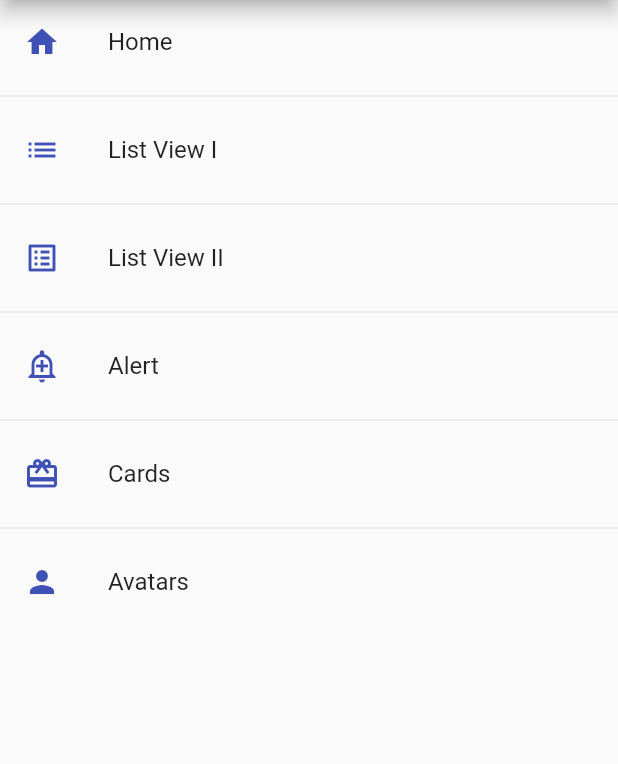
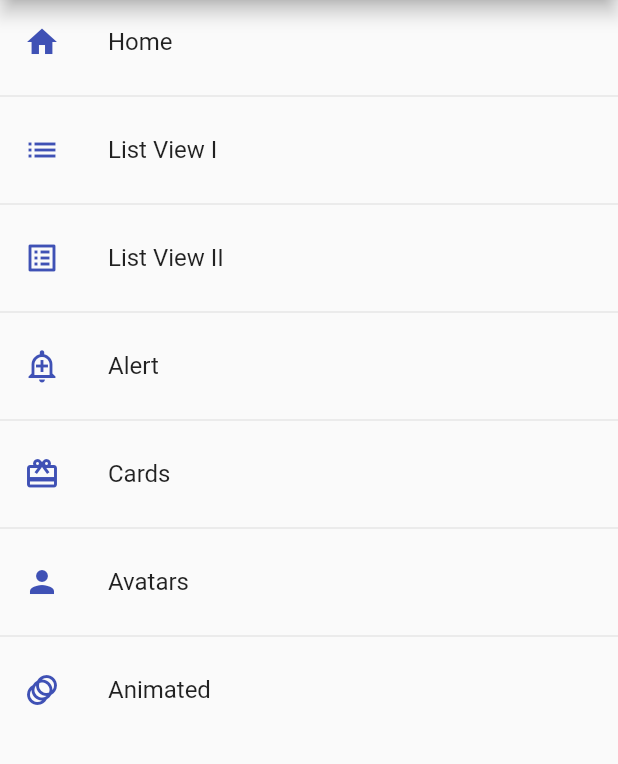
Before and after one commit to JoelGRod/flutter-components-app, a Flutter app: the screen it shows after launch, on a phone screen of 412 x 824 dp, the part 84-848 px from its top. Run offline on Flutter 3.47's test engine with Material 2 defaults, Android fonts, the phone set to English and light mode, and no system bars.

```diff
--- a/lib/components/screens/screens.dart
+++ b/lib/components/screens/screens.dart
@@ -1,4 +1,5 @@
 export 'package:components_app/components/screens/alert_screen.dart';
+export 'package:components_app/components/screens/animated_screen.dart';
 export 'package:components_app/components/screens/avatar_screen.dart';
 export 'package:components_app/components/screens/card_screen.dart';
 export 'package:components_app/components/screens/home_screen.dart';
--- a/lib/router/app_routes.dart
+++ b/lib/router/app_routes.dart
@@ -44,6 +44,12 @@ class AppRoutes {
       screen: const AvatarScreen(),
       icon: Icons.person
       ),
+    MenuOption(
+      name: 'Animated',
+      routeName: 'animated',
+      screen: const AnimatedScreen(),
+      icon: Icons.animation
+      ),
   ];
 
   // Routes Map Way I
```
Also changed, not shown: lib/components/screens/animated_screen.dart (added, +31 -0 lines).
